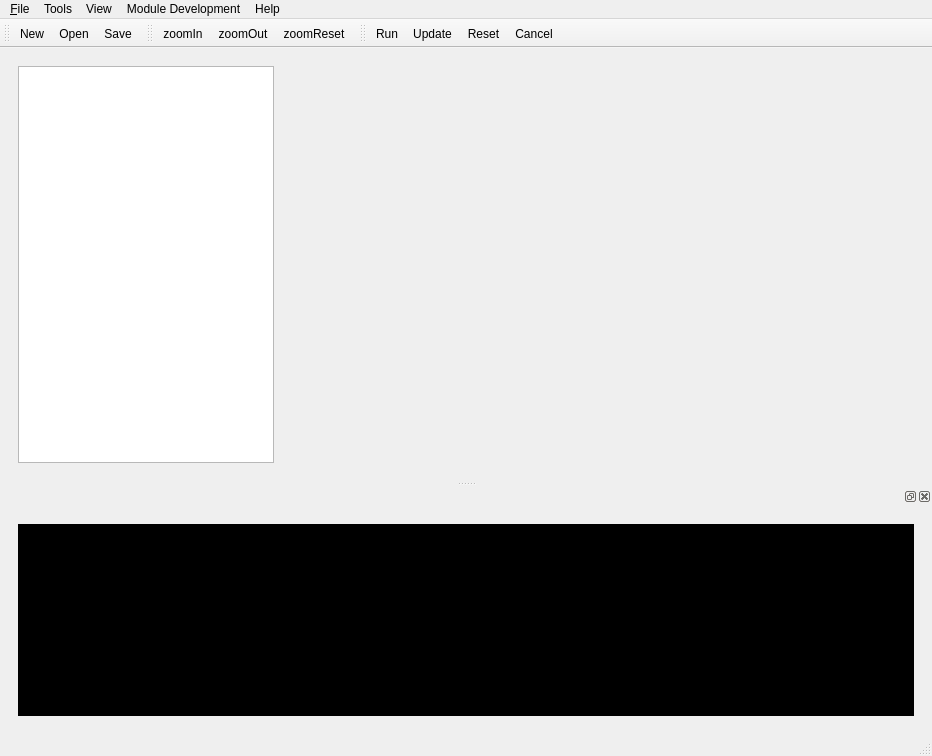
Before: the Qt Designer form src/libdynamind-gui/dmmainwindow.ui in iut-ibk/DynaMind-ToolBox, drawn with Qt 5.
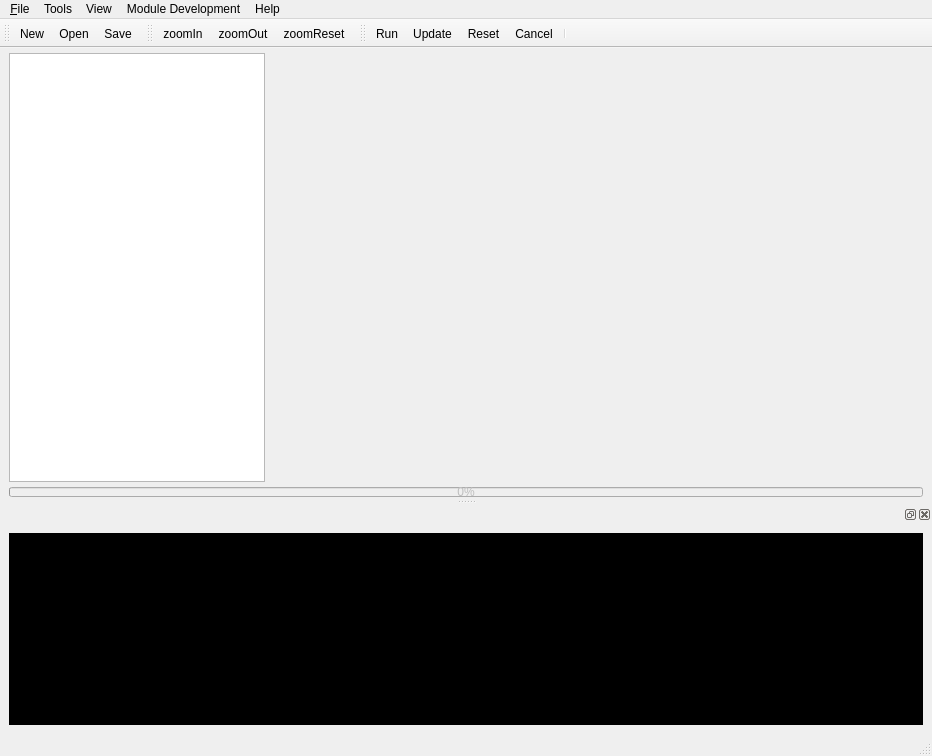
After: the same form once the commit is applied. Icons and pictures are not drawn.

Commit message: improved main window ui

What changed in the file:
```diff
--- a/src/libdynamind-gui/dmmainwindow.ui
+++ b/src/libdynamind-gui/dmmainwindow.ui
@@ -10,6 +10,12 @@
     <height>756</height>
    </rect>
   </property>
+  <property name="sizePolicy">
+   <sizepolicy hsizetype="Preferred" vsizetype="Preferred">
+    <horstretch>0</horstretch>
+    <verstretch>0</verstretch>
+   </sizepolicy>
+  </property>
   <property name="minimumSize">
    <size>
     <width>0</width>
@@ -23,14 +29,38 @@
    <iconset resource="../dynamind-modelbuilder/icons.qrc">
     <normaloff>:/Icons/ressources/dynamind-icon.png</normaloff>:/Icons/ressources/dynamind-icon.png</iconset>
   </property>
+  <property name="documentMode">
+   <bool>false</bool>
+  </property>
   <property name="unifiedTitleAndToolBarOnMac">
    <bool>false</bool>
   </property>
   <widget class="QWidget" name="centralwidget">
    <layout class="QVBoxLayout" name="verticalLayout_2">
+    <property name="spacing">
+     <number>5</number>
+    </property>
+    <property name="leftMargin">
+     <number>9</number>
+    </property>
+    <property name="topMargin">
+     <number>5</number>
+    </property>
+    <property name="rightMargin">
+     <number>9</number>
+    </property>
+    <property name="bottomMargin">
+     <number>2</number>
+    </property>
     <item>
      <widget class="QWidget" name="widget_2" native="true">
       <layout class="QHBoxLayout" name="horizontalLayout_3">
+       <property name="spacing">
+        <number>6</number>
+       </property>
+       <property name="margin">
+        <number>0</number>
+       </property>
        <item>
         <widget class="QTreeWidget" name="treeWidget">
          <property name="sizePolicy">
@@ -86,6 +116,34 @@
       </layout>
      </widget>
     </item>
+    <item>
+     <widget class="QProgressBar" name="progressBar">
+      <property name="enabled">
+       <bool>false</bool>
+      </property>
+      <property name="sizePolicy">
+       <sizepolicy hsizetype="Expanding" vsizetype="Fixed">
+        <horstretch>0</horstretch>
+        <verstretch>0</verstretch>
+       </sizepolicy>
+      </property>
+      <property name="maximumSize">
+       <size>
+        <width>16777215</width>
+        <height>10</height>
+       </size>
+      </property>
+      <property name="value">
+       <number>0</number>
+      </property>
+      <property name="textVisible">
+       <bool>true</bool>
+      </property>
+      <property name="invertedAppearance">
+       <bool>false</bool>
+      </property>
+     </widget>
+    </item>
    </layout>
   </widget>
   <widget class="QMenuBar" name="menubar">
@@ -153,9 +211,18 @@
     <layout class="QHBoxLayout" name="horizontalLayout_2">
      <item>
       <layout class="QVBoxLayout" name="verticalLayout_3">
+       <property name="spacing">
+        <number>0</number>
+       </property>
        <item>
         <widget class="QWidget" name="widget" native="true">
          <layout class="QVBoxLayout" name="verticalLayout_4">
+          <property name="spacing">
+           <number>0</number>
+          </property>
+          <property name="margin">
+           <number>0</number>
+          </property>
           <item>
            <widget class="QTextEdit" name="log_widget">
             <property name="palette">
@@ -628,6 +695,7 @@
    <addaction name="actionUpdate"/>
    <addaction name="actionReset"/>
    <addaction name="actionCancel"/>
+   <addaction name="separator"/>
   </widget>
   <action name="actionRun">
    <property name="icon">
```
